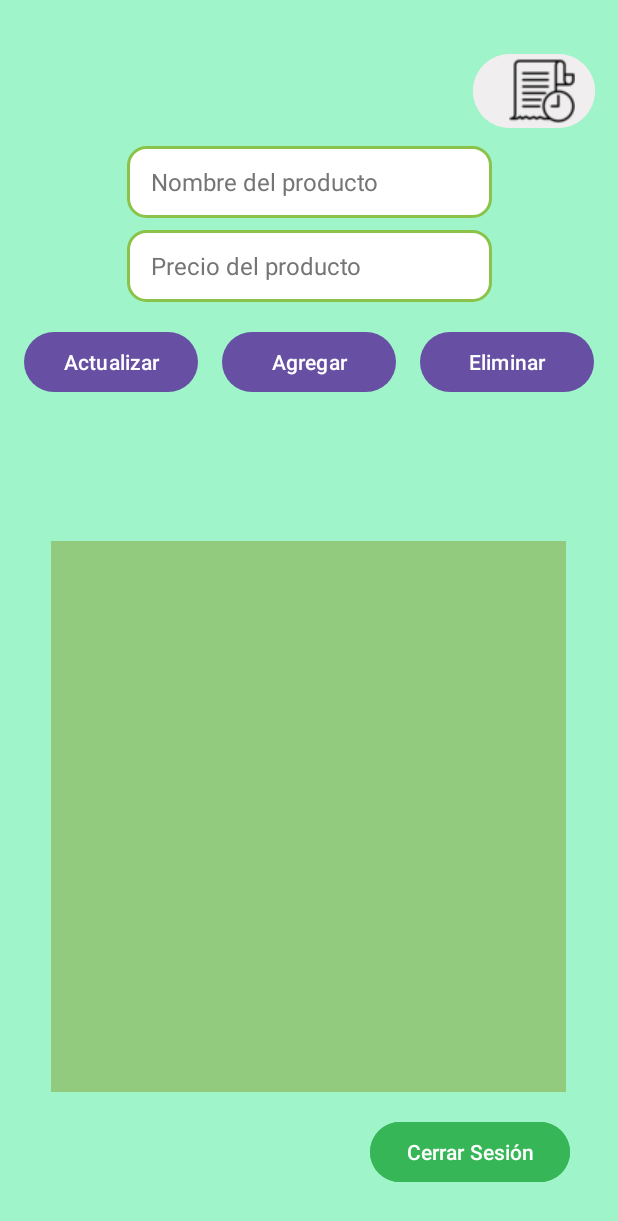
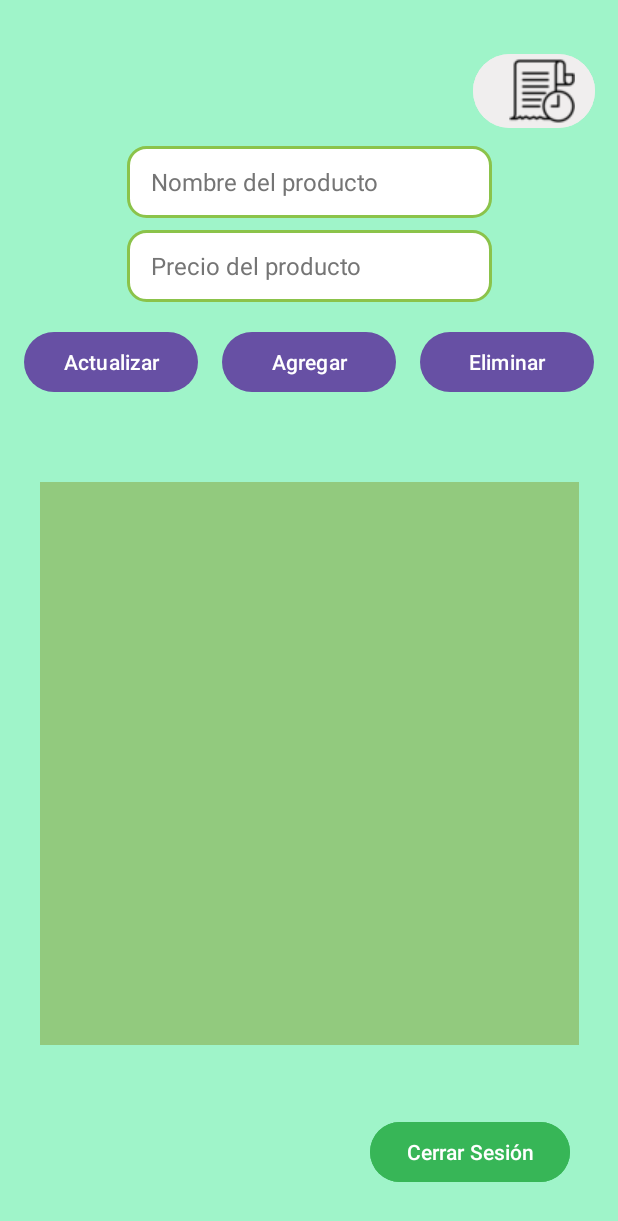
Before and after one commit to TioAceite-png/Carritov4, an Android app: the MenuAdminActivity screen opened directly, with no data from a screen before it, after a tap on an icon or button, on a phone screen of 412 x 824 dp. Shown: the top 1221 px of the screen. Run offline under Robolectric (Android 15) with nearby library versions, the phone set to English and light mode, and no system bars; our stand-ins replace Firebase (no records; nobody signed in at launch, a user with empty details on screens opened directly).

Commit message:
Initial commit

```diff
--- a/app/src/main/java/com/zimmer/carritov4/LoginsActivity.java
+++ b/app/src/main/java/com/zimmer/carritov4/LoginsActivity.java
@@ -36,7 +36,7 @@ public class LoginsActivity extends AppCompatActivity {
         botonAdmin.setOnClickListener(new View.OnClickListener() {
             @Override
             public void onClick(View view) {
-                Intent intent= new Intent(LoginsActivity.this, MainActivity.class);
+                Intent intent= new Intent(LoginsActivity.this, MenuAdminActivity.class);
                 startActivity(intent);
             }
         });
--- a/app/src/main/java/com/zimmer/carritov4/MenuAdminActivity.java
+++ b/app/src/main/java/com/zimmer/carritov4/MenuAdminActivity.java
@@ -7,6 +7,7 @@ import android.widget.AdapterView;
 import android.widget.ArrayAdapter;
 import android.widget.Button;
 import android.widget.EditText;
+import android.widget.LinearLayout;
 import android.widget.ListView;
 import android.widget.Toast;
 
@@ -124,15 +125,19 @@ public class MenuAdminActivity extends AppCompatActivity {
             finish();
         });
 
-        // Acción para mostrar el historial de ventas
         btnHistorial.setOnClickListener(v -> {
-            if (listViewHistorial.getVisibility() == View.GONE) {
-                listViewHistorial.setVisibility(View.VISIBLE); // Mostrar historial
-                obtenerVentasDeFirebase();  // Cargar las ventas desde Firebase
+            // Obtener la referencia al layout del historial
+            LinearLayout layoutHistorial = findViewById(R.id.layoutHistorial);
+
+            // Verificar si el historial está visible o no y alternar su visibilidad
+            if (layoutHistorial.getVisibility() == View.GONE) {
+                layoutHistorial.setVisibility(View.VISIBLE); // Mostrar historial
+                obtenerVentasDeFirebase(); // Llamada para obtener las ventas y mostrarlas
             } else {
-                listViewHistorial.setVisibility(View.GONE); // Ocultar historial
+                layoutHistorial.setVisibility(View.GONE); // Ocultar historial
             }
         });
+
     }
 
     // Método para cargar productos desde Firestore y mostrarlos en el ListView
--- a/app/src/main/res/layout/activity_menu_admin.xml
+++ b/app/src/main/res/layout/activity_menu_admin.xml
@@ -26,13 +26,12 @@
     <!-- Contenedor para el ListView de historial -->
     <LinearLayout
         android:id="@+id/layoutHistorial"
-        android:layout_width="match_parent"
-        android:layout_height="wrap_content"
+        android:layout_width="267dp"
+        android:layout_height="356dp"
         android:orientation="vertical"
         android:visibility="gone"
-        app:layout_constraintTop_toBottomOf="@id/btnHistorial"
         app:layout_constraintStart_toStartOf="parent"
-        app:layout_constraintEnd_toEndOf="parent">
+        app:layout_constraintTop_toTopOf="parent">
 
         <!-- ListView de historial -->
         <ListView
@@ -73,15 +72,18 @@
         app:layout_constraintTop_toBottomOf="@id/editTextNombre" />
 
     <!-- Botones para agregar, actualizar y eliminar productos -->
+
     <Button
         android:id="@+id/btnAgregarProducto"
         android:layout_width="116dp"
         android:layout_height="48dp"
         android:layout_marginTop="16dp"
         android:text="Agregar"
+        app:layout_constraintBottom_toTopOf="@+id/listViewProductosAdmin"
         app:layout_constraintEnd_toStartOf="@+id/btnEliminarProducto"
         app:layout_constraintStart_toEndOf="@+id/btnActualizarProducto"
-        app:layout_constraintTop_toBottomOf="@id/editTextPrecio" />
+        app:layout_constraintTop_toBottomOf="@id/editTextPrecio"
+        app:layout_constraintVertical_bias="0.0" />
 
     <Button
         android:id="@+id/btnActualizarProducto"
@@ -119,9 +121,10 @@
     <!-- ListView para mostrar los productos -->
     <ListView
         android:id="@+id/listViewProductosAdmin"
-        android:layout_width="343dp"
-        android:layout_height="367dp"
+        android:layout_width="359dp"
+        android:layout_height="375dp"
         android:layout_marginStart="34dp"
+        android:layout_marginTop="24dp"
         android:layout_marginEnd="34dp"
         android:layout_marginBottom="16dp"
         android:background="#020202"
@@ -130,6 +133,6 @@
         android:dividerHeight="0.5dp"
         app:layout_constraintBottom_toTopOf="@+id/btnCerrarSesion"
         app:layout_constraintEnd_toEndOf="parent"
-        app:layout_constraintHorizontal_bias="0.0"
-        app:layout_constraintStart_toStartOf="parent" />
+        app:layout_constraintStart_toStartOf="parent"
+        app:layout_constraintTop_toBottomOf="@+id/btnActualizarProducto" />
 </androidx.constraintlayout.widget.ConstraintLayout>
```
Also changed, not shown: app/src/main/java/com/zimmer/carritov4/HistorialVentasActivity.java (deleted, +0 -60 lines).
